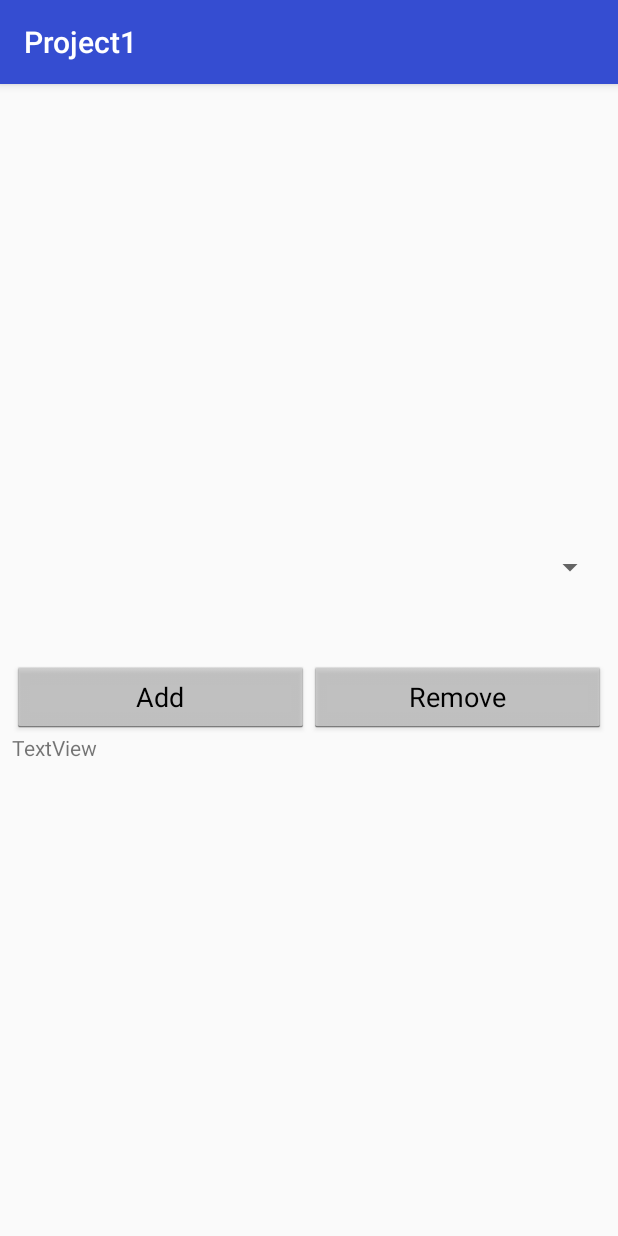
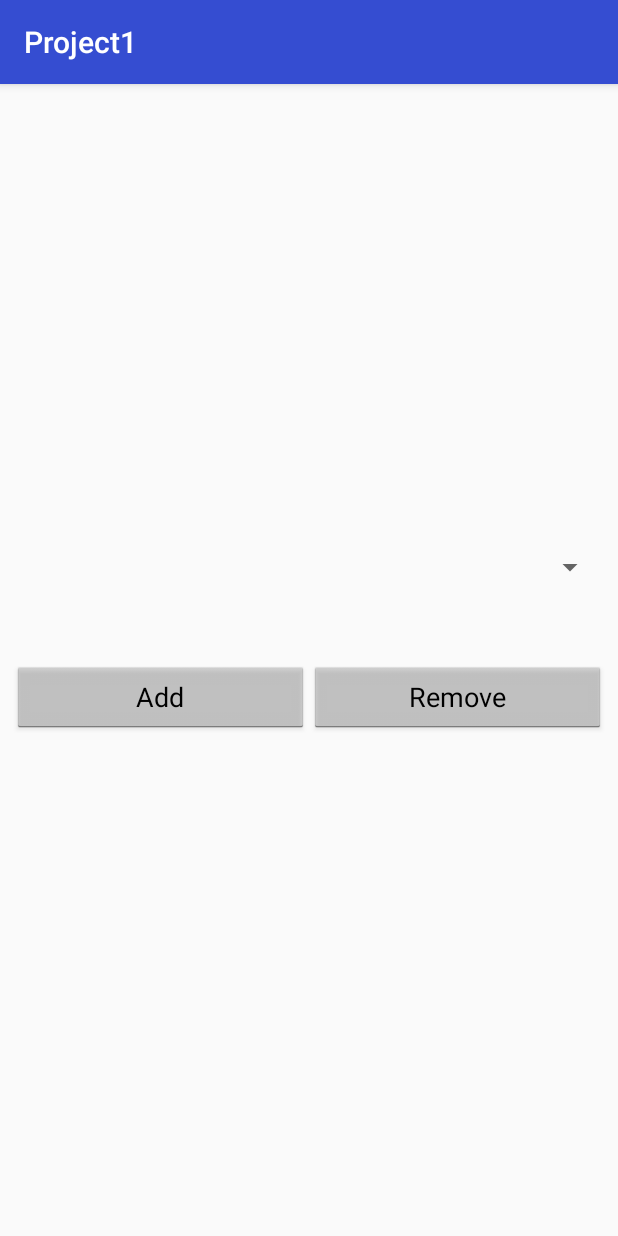
Before and after one commit to anguy116/SEG_Project1, an Android app: the ProviderEditServiceActivity screen opened directly, with no data from a screen before it, on a phone screen of 412 x 824 dp. Run offline under Robolectric (Android 15) with nearby library versions, the phone set to English and light mode, and no system bars.

Commit message:
it works

```diff
--- a/Project1/app/src/main/res/layout/activity_provider_edit_service.xml
+++ b/Project1/app/src/main/res/layout/activity_provider_edit_service.xml
@@ -60,17 +60,10 @@
                     android:layout_width="match_parent"
                     android:layout_height="wrap_content"
                     android:layout_weight="1"
+                    android:onClick="removeButton"
                     android:text="Remove" />
 
             </LinearLayout>
-
-            <TextView
-                android:id="@+id/textView2"
-                android:layout_width="match_parent"
-                android:layout_height="wrap_content"
-                android:layout_weight="0"
-                android:text="TextView"
-                tools:text="Press back when done" />
 
         </LinearLayout>
     </LinearLayout>
```
Also changed, not shown: Project1/app/src/main/java/com/example/andrew/project1/ProviderEditServiceActivity.java (+18 -0 lines), Project1/app/src/main/java/com/example/andrew/project1/ServiceProviderUser.java (+8 -0 lines), 1 other file.
